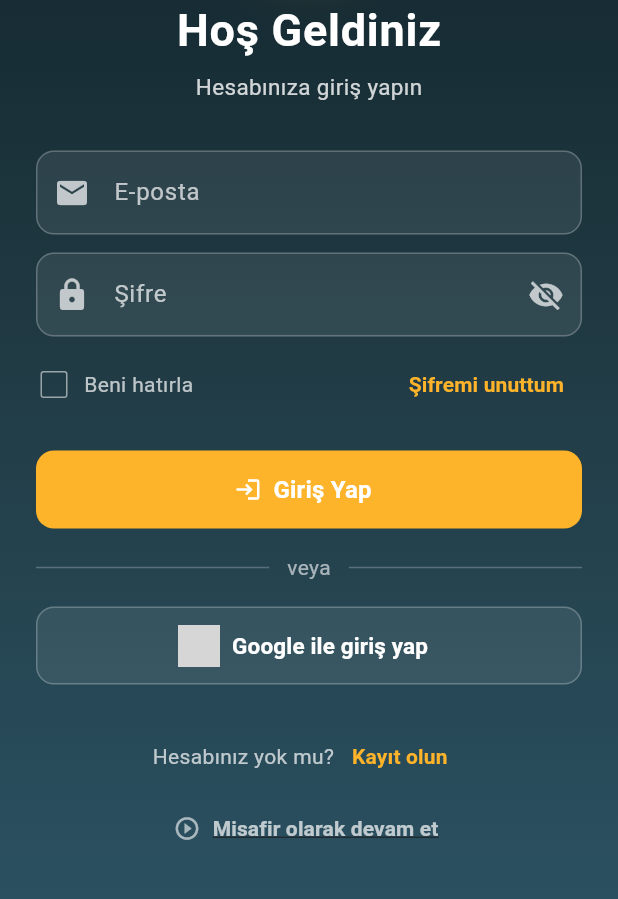
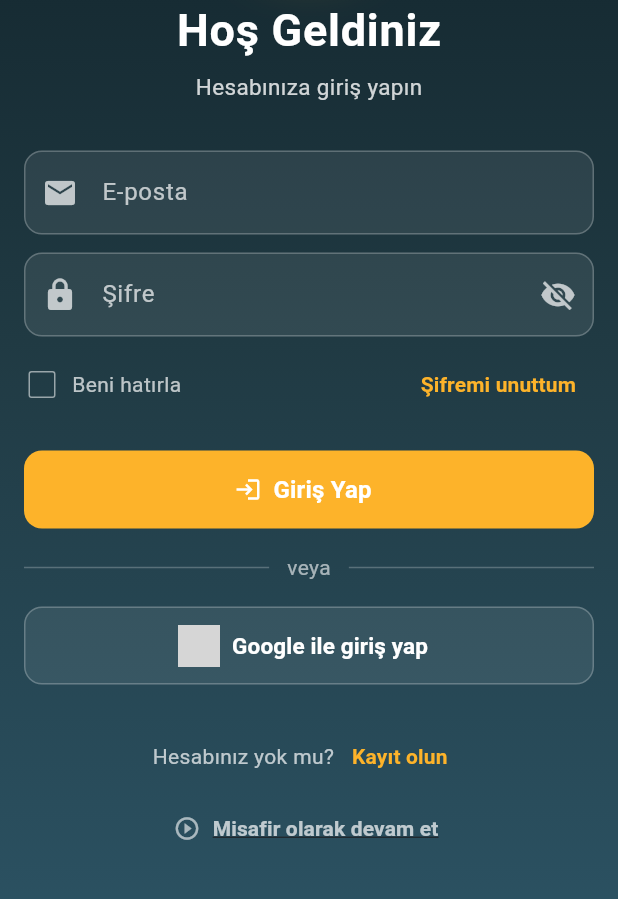
Before and after one commit to cloude33/Parion, a Flutter app: the LoginScreen screen opened by its route, on a phone screen of 412 x 824 dp, the part 277-1176 px from its top. Run offline on Flutter 3.47's test engine with Material 3 defaults, Android fonts, the phone set to English and light mode, and no system bars; our stand-ins replace cloud_firestore, connectivity_plus, csv, currency_text_input_formatter, file_picker, firebase_auth and 25 more; missing offline and left inert: excel, extension_google_sign_in_as_googleapis_auth, google_mlkit_text_recognition, googleapis, local_auth_android; accounts and stored records are empty; generated files the repository leaves out were written again; statements that could not run were skipped; grey boxes are pictures that could not be loaded.

Commit message:
Responsive iyileştirme: login_screen.dart
- login_screen.dart: responsive_helper import eklendi
- login_screen.dart: SingleChildScrollView padding responsive
- build/web: yeniden derlenmiş PWA çıktısı

```diff
--- a/lib/screens/login_screen.dart
+++ b/lib/screens/login_screen.dart
@@ -11,6 +11,7 @@ import '../services/data_service.dart';
 import '../services/guest_mode_service.dart';
 import '../services/user_service.dart';
 import '../utils/auth_navigation.dart';
+import '../utils/responsive_helper.dart';
 
 /// Uygulamanın giriş ekranı.
 ///
@@ -319,7 +320,7 @@ class _LoginScreenState extends State<LoginScreen> {
         child: SafeArea(
           child: Center(
             child: SingleChildScrollView(
-              padding: const EdgeInsets.symmetric(horizontal: 24, vertical: 32),
+              padding: ResponsiveHelper.getResponsivePadding(context),
               child: ConstrainedBox(
                 constraints: const BoxConstraints(maxWidth: 460),
                 child: Column(
```
Also changed, not shown: 3 other files.
